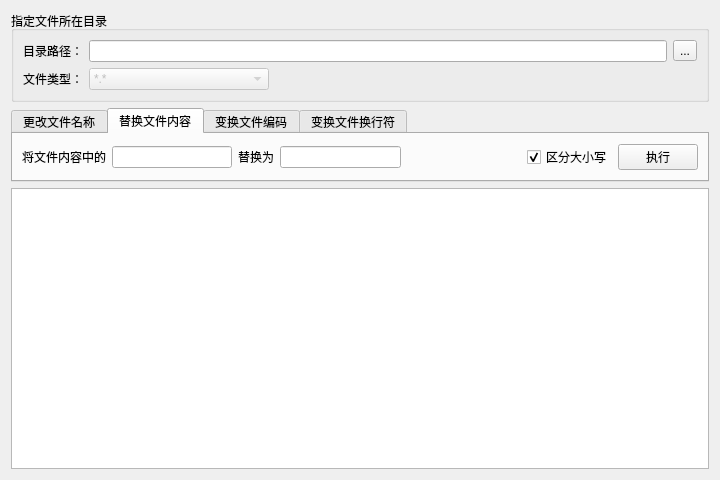
Old version of the form FileModify/FileModify.ui in the repository XIVN1987/PYQTool.
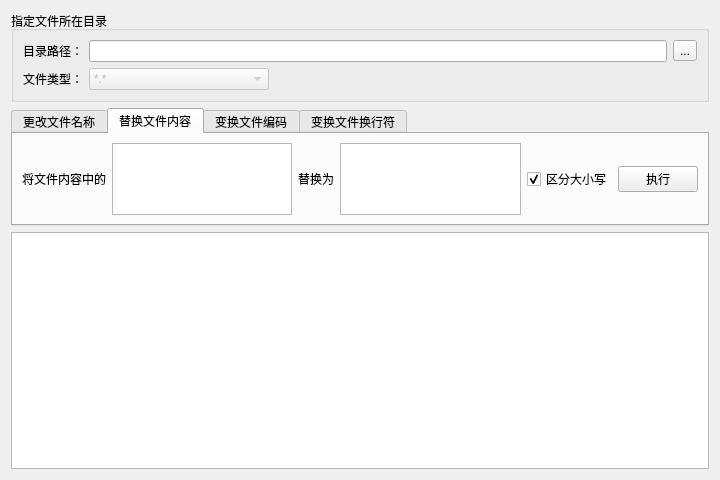
New version of the form. The open tabs and pages were chosen to show the change.

Commit message: FileModify add multi line replace

Patch:
```diff
--- a/FileModify/FileModify.ui
+++ b/FileModify/FileModify.ui
@@ -187,15 +187,12 @@
         </widget>
        </item>
        <item>
-        <widget class="QLineEdit" name="linSrcT">
-         <property name="maximumSize">
-          <size>
-           <width>150</width>
-           <height>16777215</height>
-          </size>
-         </property>
-         <property name="text">
-          <string/>
+        <widget class="QPlainTextEdit" name="txtSrcT">
+         <property name="sizePolicy">
+          <sizepolicy hsizetype="Expanding" vsizetype="Preferred">
+           <horstretch>0</horstretch>
+           <verstretch>0</verstretch>
+          </sizepolicy>
          </property>
         </widget>
        </item>
@@ -207,15 +204,12 @@
         </widget>
        </item>
        <item>
-        <widget class="QLineEdit" name="linDstT">
-         <property name="maximumSize">
-          <size>
-           <width>150</width>
-           <height>16777215</height>
-          </size>
-         </property>
-         <property name="text">
-          <string/>
+        <widget class="QPlainTextEdit" name="txtDstT">
+         <property name="sizePolicy">
+          <sizepolicy hsizetype="Expanding" vsizetype="Preferred">
+           <horstretch>0</horstretch>
+           <verstretch>0</verstretch>
+          </sizepolicy>
          </property>
         </widget>
        </item>
```
Left out of the diff: 2 changed lines with no effect on the pictures. The commit also changes 1 other file.
